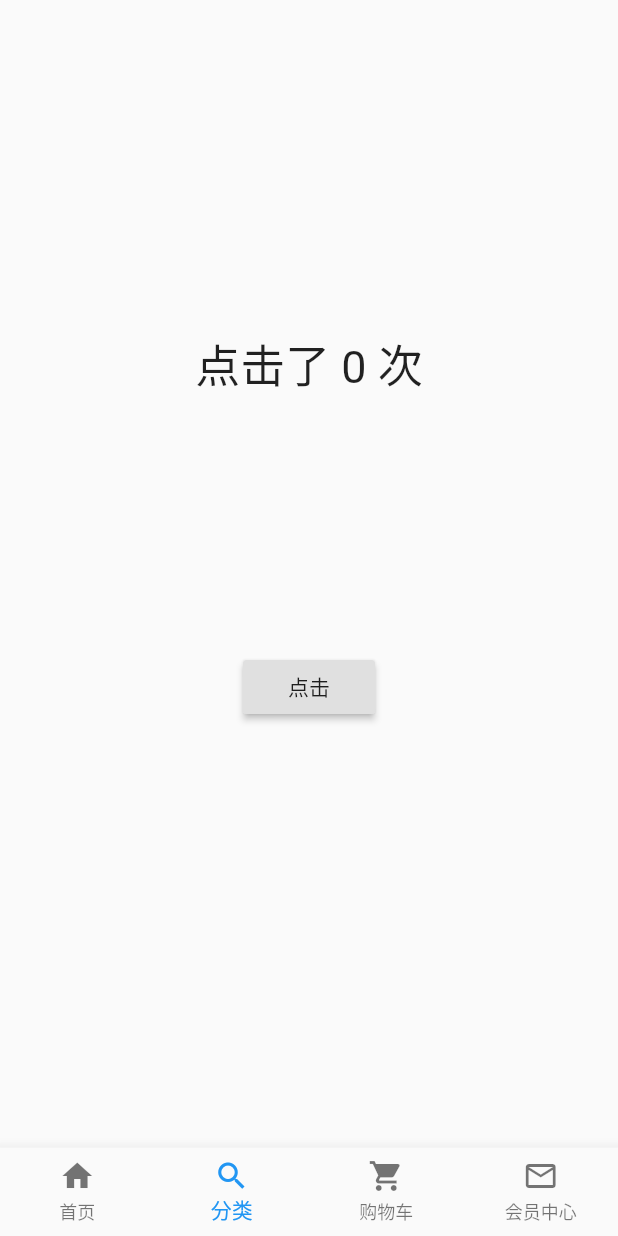
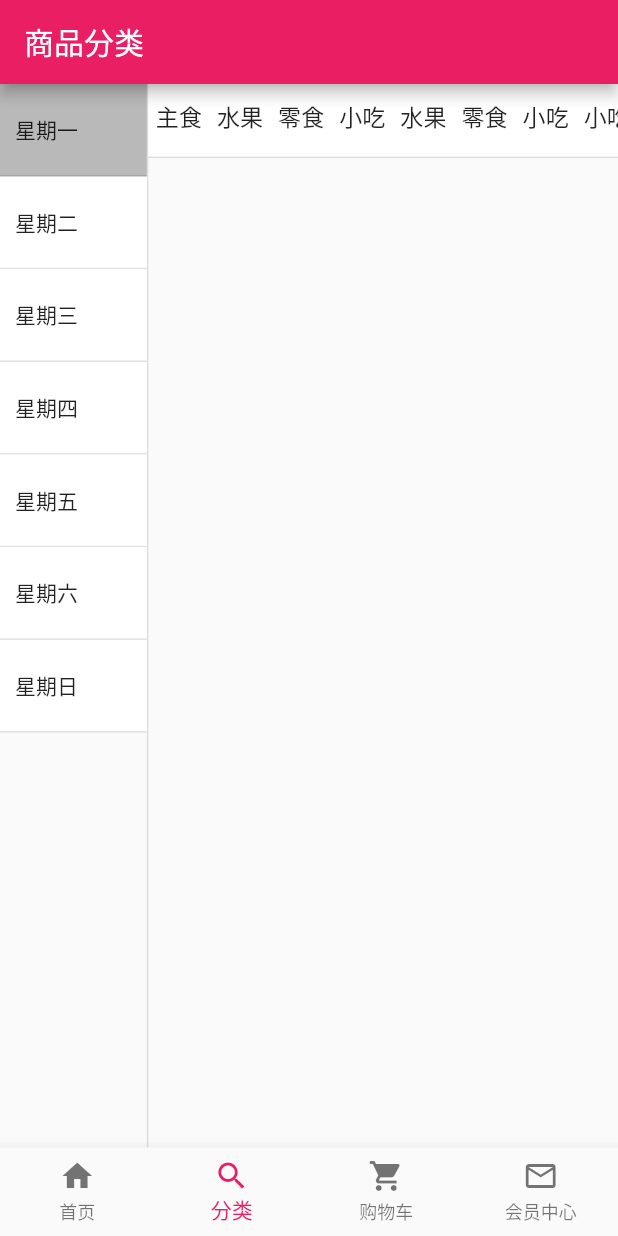
Before and after one commit to smithgoo/Flutter_learn, a Flutter app: the screen it shows after launch, item 2 of the bottom bar chosen, on a phone screen of 412 x 824 dp. Run offline on Flutter 3.47's test engine with Material 2 defaults, Android fonts, the phone set to English and light mode, and no system bars; our stand-ins replace dio, flutter_screenutil, flutter_swiper, get; network calls fail.

Commit message:
修改 屏幕适配的bug 以及分类页面的Ui

```diff
--- a/lib/NetRequest/base_url.dart
+++ b/lib/NetRequest/base_url.dart
@@ -1 +1,7 @@
-const BaseURl = '';
+import 'dart:convert';
+
+const BaseURl = 'http://test.baixingliangfan.cn/baixing/';
+
+const servicePatch = {
+  'homePageContent': BaseURl + 'wxmini/homePageContent',
+};
--- a/lib/NetRequest/service_method.dart
+++ b/lib/NetRequest/service_method.dart
@@ -8,10 +8,12 @@ Future xxmethod() async {
     print('开始获取数据......');
     Response response;
     Dio dio = new Dio();
-    // dio.options.contentType = ContentType.parse('json/text');
-    // var formData = {"word":"%E5%B7%B1%E6%89%80%E4%B8%8D%E6%AC%B2"};
+    // dio.options.contentType =
+    // ContentType('application', 'x-www-form-urlencoded');
+    // var formData = {'lon': '115.02932', 'lat': '35.76198'};
 
     response = await dio.get("https://idiom.sixming.com/get.php");
+    // response = await dio.post(servicePatch['homePageContent'], data: formData);
 
     if (response.statusCode == 200) {
       // print(response.data);
--- a/lib/main.dart
+++ b/lib/main.dart
@@ -10,11 +10,14 @@ class MyApp extends StatelessWidget {
 
   @override
   Widget build(BuildContext context) {
-    return Container(
-      child: GetMaterialApp(
-        title: 'test',
+    return ScreenUtilInit(
+      designSize: Size(750, 1334),
+      // allowFontScaling: false,
+      builder: () => GetMaterialApp(
         debugShowCheckedModeBanner: false,
-        theme: ThemeData(primaryColor: Colors.pink),
+        theme: ThemeData(
+          primarySwatch: Colors.pink,
+        ),
         home: Nav_bottomBar_index(),
       ),
     );
--- a/lib/pages/category_page.dart
+++ b/lib/pages/category_page.dart
@@ -1,22 +1,25 @@
 import 'dart:developer';
+import 'dart:ui';
 import 'package:flutter/material.dart';
+import 'package:flutter_screenutil/flutter_screenutil.dart';
 import 'package:meta/meta.dart';
 import '../provide/controller.dart';
 import 'package:get/get.dart';
 
 class CategoryPage extends StatelessWidget {
-  // const CategoryPage({Key key}) : super(key: key);
-  //
-  final Controller c2 = Get.put(Controller());
-  final Controller c1 = Get.find();
   @override
   Widget build(BuildContext context) {
     return Scaffold(
-      body: Center(
-        child: Column(
+      appBar: AppBar(
+        title: Text('商品分类'),
+      ),
+      body: Container(
+        child: Row(
           children: [
-            Number(c: c1),
-            MyButton(c: c2),
+            LeftCategoryNav(),
+            Column(children: [
+              _RightCategoryNav(),
+            ])
           ],
         ),
       ),
@@ -24,28 +27,104 @@ class CategoryPage extends StatelessWidget {
   }
 }
 
-class Number extends StatelessWidget {
-  final Controller c;
-  const Number({Key key, this.c}) : super(key: key);
+//左侧大分类视图
+class LeftCategoryNav extends StatefulWidget {
+  LeftCategoryNav({Key key}) : super(key: key);
+
+  @override
+  _LeftCategoryNavState createState() => _LeftCategoryNavState();
+}
+
+class _LeftCategoryNavState extends State<LeftCategoryNav> {
+  var TitleLst = ["星期一", "星期二", "星期三", "星期四", "星期五", "星期六", "星期日"];
+  var listIndex = 0;
   @override
   Widget build(BuildContext context) {
     return Container(
-      margin: EdgeInsets.only(top: 220),
-      child: Obx(
-        () => Text('点击了 ${c.count.value} 次', style: TextStyle(fontSize: 30.0)),
+      width: ScreenUtil().setWidth(180),
+      decoration: BoxDecoration(
+          //设置点击显示的横线
+          border: Border(right: BorderSide(width: 1, color: Colors.black12))),
+      child: ListView.builder(
+          itemCount: TitleLst.length,
+          itemBuilder: (context, index) {
+            return _leftInkWell(index);
+          }),
+    );
+  }
+
+  Widget _leftInkWell(int index) {
+    bool isclick = false;
+    isclick = (index == listIndex) ? true : false;
+    return InkWell(
+      onTap: () {
+        setState(() {
+          listIndex = index;
+        });
+      },
+      child: Container(
+        height: ScreenUtil().setHeight(100),
+        padding: EdgeInsets.only(left: 10, top: 20),
+        decoration: BoxDecoration(
+            //设置点击显示的横线
+            color: isclick ? Colors.black26 : Colors.white,
+            border:
+                Border(bottom: BorderSide(width: 1, color: Colors.black12))),
+        child: Text(TitleLst[index]),
       ),
     );
   }
 }
 
-class MyButton extends StatelessWidget {
-  final Controller c;
-  const MyButton({Key key, this.c}) : super(key: key);
+class _RightCategoryNav extends StatefulWidget {
+  _RightCategoryNav({Key key}) : super(key: key);
+
+  @override
+  __RightCategoryNavState createState() => __RightCategoryNavState();
+}
+
+class __RightCategoryNavState extends State<_RightCategoryNav> {
+  var TitleLst = [
+    "主食",
+    "水果",
+    "零食",
+    "小吃",
+    "水果",
+    "零食",
+    "小吃",
+    "小吃",
+    "水果",
+    "零食",
+    "小吃"
+  ];
   @override
   Widget build(BuildContext context) {
     return Container(
-      margin: EdgeInsets.only(top: 170),
-      child: RaisedButton(onPressed: () => c.increment(), child: Text('点击')),
+      height: ScreenUtil().setHeight(80),
+      width: ScreenUtil().setWidth(570),
+      decoration: BoxDecoration(
+          color: Colors.white,
+          border: Border(bottom: BorderSide(width: 1, color: Colors.black12))),
+      child: ListView.builder(
+        scrollDirection: Axis.horizontal,
+        itemCount: TitleLst.length,
+        itemBuilder: (context, index) {
+          return _rightInkWell(TitleLst[index]);
+        },
+      ),
+    );
+  }
+
+  Widget _rightInkWell(String item) {
+    return InkWell(
+      onTap: () {},
+      child: Container(
+        padding: EdgeInsets.fromLTRB(5.0, 10.0, 5.0, 10.0),
+        child: Text(
+          item,
+          style: TextStyle(fontSize: ScreenUtil().setSp(28)),
+        ),
+      ),
     );
   }
 }
--- a/lib/pages/nav_bottomBar.dart
+++ b/lib/pages/nav_bottomBar.dart
@@ -42,7 +42,6 @@ class _Nav_bottomBar_indexState extends State<Nav_bottomBar_index> {
 
   @override
   Widget build(BuildContext context) {
-    ScreenUtil.instance = ScreenUtil(width: 740, height: 1334)..init(context);
     return Scaffold(
       backgroundColor: Color.fromRGBO(244, 245, 245, 1.0),
       bottomNavigationBar: BottomNavigationBar(
--- /dev/null
+++ b/lib/pages/simple.dart
@@ -0,0 +1,51 @@
+import 'dart:developer';
+import 'package:flutter/material.dart';
+import 'package:meta/meta.dart';
+import '../provide/controller.dart';
+import 'package:get/get.dart';
+
+class CategoryPage extends StatelessWidget {
+  // const CategoryPage({Key key}) : super(key: key);
+  //
+  final Controller c2 = Get.put(Controller());
+  final Controller c1 = Get.find();
+  @override
+  Widget build(BuildContext context) {
+    return Scaffold(
+      body: Center(
+        child: Column(
+          children: [
+            Number(c: c1),
+            MyButton(c: c2),
+          ],
+        ),
+      ),
+    );
+  }
+}
+
+class Number extends StatelessWidget {
+  final Controller c;
+  const Number({Key key, this.c}) : super(key: key);
+  @override
+  Widget build(BuildContext context) {
+    return Container(
+      margin: EdgeInsets.only(top: 220),
+      child: Obx(
+        () => Text('点击了 ${c.count.value} 次', style: TextStyle(fontSize: 30.0)),
+      ),
+    );
+  }
+}
+
+class MyButton extends StatelessWidget {
+  final Controller c;
+  const MyButton({Key key, this.c}) : super(key: key);
+  @override
+  Widget build(BuildContext context) {
+    return Container(
+      margin: EdgeInsets.only(top: 170),
+      child: RaisedButton(onPressed: () => c.increment(), child: Text('点击')),
+    );
+  }
+}
--- a/lib/tools/swiper_Diy.dart
+++ b/lib/tools/swiper_Diy.dart
@@ -8,9 +8,9 @@ class SwiperDiy extends StatelessWidget {
 
   @override
   Widget build(BuildContext context) {
-    print('设备像素密度：${ScreenUtil.pixelRatio}');
-    print('设备像素高度：${ScreenUtil.screenHeight}');
-    print('设备像素宽度：${ScreenUtil.screenWidth}');
+    // print('设备像素密度：${ScreenUtil.pixelRatio}');
+    // print('设备像素高度：${ScreenUtil.screenHeight}');
+    // print('设备像素宽度：${ScreenUtil.screenWidth}');
     return Container(
       height: ScreenUtil().setHeight(333),
       width: ScreenUtil().setWidth(750),
--- a/pubspec.yaml
+++ b/pubspec.yaml
@@ -30,7 +30,7 @@ dependencies:
   cupertino_icons: ^0.1.3
   dio: ^4.0.0
   flutter_swiper: ^1.1.4
-  flutter_screenutil: ^0.5.1
+  flutter_screenutil: ^5.0.0
   url_launcher: ^5.0.1
   flutter_easyrefresh: ^2.2.0
   get: ^4.1.4
```
Also changed, not shown: 2 other files.
